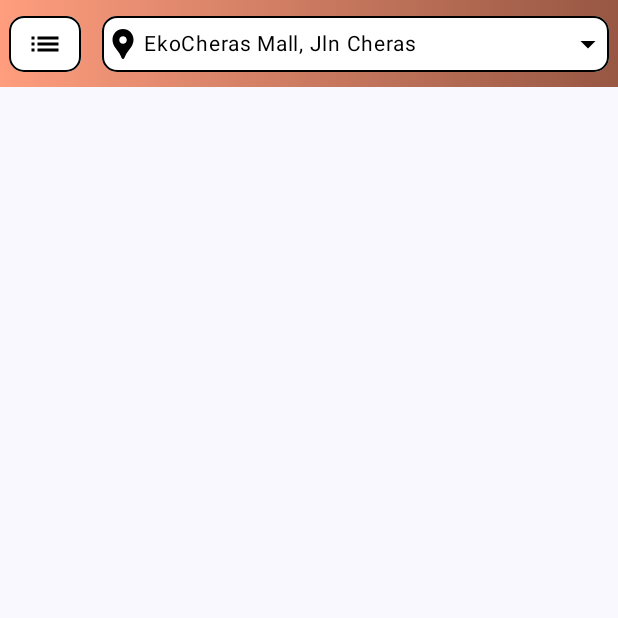
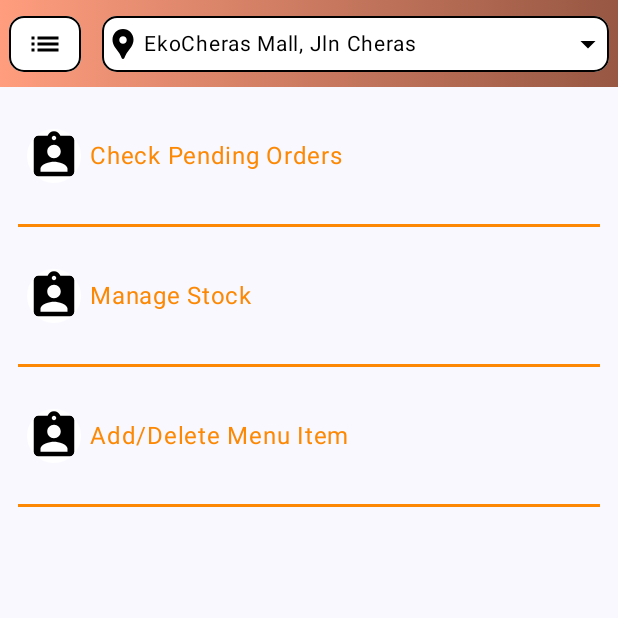
Before and after one commit to LexPolka/FastFeasts, an Android app built with Jetpack Compose: the StaffPage screen opened through its navigation route, on a phone screen of 412 x 824 dp, the top half of it. Run offline under Robolectric (Android 15) with nearby library versions, the phone set to English and light mode, and no system bars; pictures from the network do not load; 2 statements that could not run were skipped.

```diff
--- a/app/build.gradle.kts
+++ b/app/build.gradle.kts
@@ -77,7 +77,7 @@ dependencies {
     androidTestImplementation(libs.androidx.ui.test.junit4)
     debugImplementation(libs.androidx.ui.tooling)
     debugImplementation(libs.androidx.ui.test.manifest)
-    implementation("com.google.code.gson:gson:2.8.8")
+    implementation("com.google.code.gson:gson:2.10.1")
 
     //Room
     val room_version = "2.6.1"
--- a/app/src/main/java/com/example/a1/FastFeasts.kt
+++ b/app/src/main/java/com/example/a1/FastFeasts.kt
@@ -62,6 +62,11 @@ import com.example.a1.ui.ProfilePage
 import kotlinx.coroutines.CoroutineScope
 import kotlinx.coroutines.launch
 import androidx.appcompat.app.AppCompatDelegate
+import androidx.compose.foundation.border
+import androidx.compose.foundation.layout.fillMaxHeight
+import androidx.compose.material.icons.filled.ArrowBack
+import androidx.compose.material3.IconButtonDefaults
+import androidx.compose.ui.text.font.FontWeight
 import androidx.navigation.NavController
 import androidx.navigation.NavGraph.Companion.findStartDestination
 import androidx.navigation.navigation
@@ -71,13 +76,14 @@ import com.example.a1.data.profiledata.GlobalViewModel
 import com.example.a1.ui.CartUi
 import com.example.a1.ui.CustomizationScreen
 import com.example.a1.ui.DiningOptions
-import com.example.a1.ui.InvididualFoodPage
+import com.example.a1.ui.IndividualFoodPage
 import com.example.a1.ui.PaymentOptions
 import com.example.a1.ui.StaffPage
 import com.example.a1.ui.login.LoginScreen
 import com.example.a1.ui.login.SignUpScreen
 import com.example.a1.ui.login.PrivacyScreen
 import com.example.a1.ui.login.PolicyScreen
+import kotlinx.coroutines.delay
 
 //enum classes for navigation
 enum class FastFeastsScreen(@StringRes val title: Int) {
@@ -125,6 +131,10 @@ fun FastFeastsApp(
 
     val imageSize = 40.dp
     val imagePadding = 4.dp
+    val verticalPadding = 10.dp
+
+    val uiState by profileViewModel.uiState.collectAsState()
+    val globalVariables by globalViewModel.foodState.collectAsState()
 
     //NAVIGATION DRAWER NEEDS TO BE IN EVERY PAGE!!!!
     ModalNavigationDrawer(
@@ -140,7 +150,7 @@ fun FastFeastsApp(
                     //NAVIGATION SIDE BAR
                     //1 HOME
                     Row( modifier = Modifier
-                        .padding(bottom = 8.dp)
+                        .padding(vertical = verticalPadding)
                         .clickable {
                             scope.launch {
                                 if (drawerState.isOpen) drawerState.close() else drawerState.open()
@@ -168,7 +178,7 @@ fun FastFeastsApp(
                     Divider()
                     //2 PROFILE
                     Row( modifier = Modifier
-                        .padding(bottom = 8.dp)
+                        .padding(vertical = verticalPadding)
                         .clickable {
                             scope.launch {
                                 if (drawerState.isOpen) drawerState.close() else drawerState.open()
@@ -194,9 +204,38 @@ fun FastFeastsApp(
                         Text(text = "Profile", fontSize = 28.sp)
                     }
                     Divider()
-                    //3 LE CART
+                    //3 STAFF (not visible if user is User and Not Staff)
+                    //if (uiState.isStaff)
                     Row( modifier = Modifier
-                        .padding(bottom = 8.dp)
+                        .padding(vertical = verticalPadding)
+                        .clickable {
+                            scope.launch {
+                                if (drawerState.isOpen) drawerState.close() else drawerState.open()
+                            }
+                            navController.navigate(FastFeastsScreen.Staff.name)
+                        }
+                        .background(
+                            if (currentScreen == FastFeastsScreen.Staff) Color.Gray
+                            else
+                                Color.Transparent, shape = RoundedCornerShape(5.dp)
+                        )
+                        .fillMaxWidth()
+                    ) {
+                        Image(
+                            painter = painterResource(R.drawable.baseline_assignment_ind_24),
+                            contentDescription = "Staff",
+                            Modifier
+                                .size(imageSize)
+                                .padding(imagePadding)
+                                .clip(shape = CircleShape)
+                                .background(Color.White)
+                        )
+                        Text(text = "Staff", fontSize = 28.sp)
+                    }
+                    Divider()
+                    //4 LE CART
+                    Row( modifier = Modifier
+                        .padding(vertical = verticalPadding)
                         .clickable {
                             scope.launch {
                                 if (drawerState.isOpen) drawerState.close() else drawerState.open()
@@ -206,8 +245,7 @@ fun FastFeastsApp(
                         .background(
                             if (currentScreen == FastFeastsScreen.Cart) Color.Gray
                             else
-                                Color.Transparent
-                            , shape = RoundedCornerShape(5.dp)
+                                Color.Transparent, shape = RoundedCornerShape(5.dp)
                         )
                         .fillMaxWidth()
                     ) {
@@ -260,11 +298,10 @@ fun FastFeastsApp(
         //EDIT THIS PART TO IMPLEMENT YOUR PAGES/ACTIVITIES
         Scaffold(
             topBar = {
-                HeaderBar(scope, drawerState)
+                HeaderBar(globalViewModel, scope, drawerState)
             }
         ) { innerPadding ->
-            val uiState by profileViewModel.uiState.collectAsState()
-            val globalVariables by globalViewModel.foodState.collectAsState()
+
 
             //NAV HOST IS HERE =============================
             NavHost(
@@ -282,7 +319,7 @@ fun FastFeastsApp(
                     CartUi(cartViewModel, navController)
                 }
                 composable(route = FastFeastsScreen.IndividualFood.name) {
-                    InvididualFoodPage(cartViewModel, globalViewModel, navController)
+                    IndividualFoodPage(cartViewModel, globalViewModel, navController)
                 }
                 composable(route = FastFeastsScreen.DiningOptions.name) {
                     DiningOptions(navController)
@@ -379,11 +416,14 @@ fun NavController.navigateToSingleTop(route:String){
 }
 
 @Composable
-fun HeaderBar(scope : CoroutineScope, drawerState : DrawerState) {
+fun HeaderBar(globalViewModel : GlobalViewModel ,scope : CoroutineScope, drawerState : DrawerState) {
     //HEADER BAR CONTENT
     var expanded by remember { mutableStateOf(false) }
     var selectedIndex by remember { mutableIntStateOf(0) }
     val options = listOf("EkoCheras Mall, Jln Cheras", "Setapak Central, Jln Genting Klang", "VivaCity Mall, Jln Kuching", "1Utama, Lebuh Bandar Utama")
+
+    //SET RESTAURANT LOCATIONS
+    globalViewModel.setLocation(options[selectedIndex])
 
     val startColor = Color(0xFFFF9D7E)
     val endColor = Color(0xFF975743)
@@ -607,6 +647,69 @@ fun Footer()
     }
 }
 
+@Composable
+fun BackButton(navController : NavHostController){
+    val isDarkTheme = isSystemInDarkTheme()
+
+    //Screen settings
+    val configuration = LocalConfiguration.current
+    val screenWidth = configuration.screenWidthDp.dp
+    val backButtonWidth = screenWidth / 3
+
+    //toast handler
+    var isToastVisible by remember { mutableStateOf(false) }
+    if (isToastVisible) {
+        LaunchedEffect(Unit) {
+            delay(500) // Adjust the delay as needed
+            isToastVisible = false
+        }
+    }
+    //Back button handler
+    var isBackPressed by remember { mutableStateOf(false) }
+    if (isBackPressed) {
+        LaunchedEffect(Unit) {
+            delay(2000) // Adjust the delay as needed
+            isBackPressed = false
+        }
+    }
+
+    val universalPadding = 8.dp
+
+    Row {
+        IconButton(
+            colors = IconButtonDefaults.iconButtonColors(Color(0xFFFF9D7E)),
+            onClick = { if (!isBackPressed) {
+                navController.navigate(FastFeastsScreen.MainPage.name)
+                isBackPressed = true } },
+            modifier = Modifier
+                .border(
+                    3.5.dp,
+                    color = if (isDarkTheme) Color.White else Color(0xFFFDA6900),
+                    shape = RoundedCornerShape(20.dp)
+                )
+                .width(backButtonWidth)
+        ) {
+            Row(verticalAlignment = Alignment.CenterVertically) {
+                Icon(
+                    tint = Color.White,
+                    imageVector = Icons.Filled.ArrowBack,
+                    contentDescription = "Back Button",
+                    modifier = Modifier
+                        .fillMaxHeight()
+                        .padding(universalPadding)
+                )
+                Spacer(modifier = Modifier.weight(0.1f))
+                Text("Back",color = if (isDarkTheme) Color.White else Color.Black,
+                    fontSize = 18.sp,
+                    fontWeight = FontWeight.Bold,
+                    modifier = Modifier.padding(universalPadding)
+                )
+                Spacer(modifier = Modifier.weight(0.1f))
+            }
+        }
+    }
+}
+
 private fun sendEmail(context: Context){
     val emailToMail = "FastFeasts@gmail.com"
     //template intent for emailing
--- a/app/src/main/java/com/example/a1/data/globaldata/GlobalViewModel.kt
+++ b/app/src/main/java/com/example/a1/data/globaldata/GlobalViewModel.kt
@@ -1,5 +1,6 @@
 package com.example.a1.data.profiledata
 
+import androidx.compose.runtime.currentComposer
 import androidx.lifecycle.ViewModel
 import kotlinx.coroutines.flow.MutableStateFlow
 import kotlinx.coroutines.flow.StateFlow
@@ -12,9 +13,16 @@ data class IndividualFoodItem(
     val price : String = "", //use string cuz for int, just do .toInt()
 )
 
+data class RestaurantLocation(
+    val location : String = ""
+)
+
 class GlobalViewModel : ViewModel() {
     private val _foodState = MutableStateFlow(IndividualFoodItem())
     val foodState: StateFlow<IndividualFoodItem> = _foodState.asStateFlow()
+
+    private val _restaurant = MutableStateFlow(RestaurantLocation())
+    val restaurant: StateFlow<RestaurantLocation> = _restaurant.asStateFlow()
 
     //Setters
     fun setDisplayIndividualFood(image: Int, name : String, price : String)
@@ -23,4 +31,10 @@ class GlobalViewModel : ViewModel() {
             currentState.copy(name = name, price = price, image = image)
         }
     }
+
+    fun setLocation(location : String){
+        _restaurant.update { currentState ->
+            currentState.copy(location = location)
+        }
+    }
 }
--- /dev/null
+++ b/app/src/main/java/com/example/a1/ui/StaffPage.kt
@@ -0,0 +1,128 @@
+package com.example.a1.ui
+
+import androidx.compose.foundation.Image
+import androidx.compose.foundation.background
+import androidx.compose.foundation.isSystemInDarkTheme
+import androidx.compose.foundation.layout.Arrangement
+import androidx.compose.foundation.layout.Column
+import androidx.compose.foundation.layout.Row
+import androidx.compose.foundation.layout.Spacer
+import androidx.compose.foundation.layout.height
+import androidx.compose.foundation.layout.padding
+import androidx.compose.foundation.layout.size
+import androidx.compose.foundation.shape.CircleShape
+import androidx.compose.material3.Divider
+import androidx.compose.material3.Text
+import androidx.compose.runtime.Composable
+import androidx.compose.ui.Alignment
+import androidx.compose.ui.Modifier
+import androidx.compose.ui.draw.clip
+import androidx.compose.ui.graphics.Color
+import androidx.compose.ui.platform.LocalConfiguration
+import androidx.compose.ui.res.painterResource
+import androidx.compose.ui.unit.dp
+import androidx.compose.ui.unit.sp
+import androidx.navigation.NavHostController
+import com.example.a1.R
+
+@Composable
+fun StaffPage(navController : NavHostController){
+    val isDarkTheme = isSystemInDarkTheme()
+
+    //Screen settings
+    val configuration = LocalConfiguration.current
+    val screenWidth = configuration.screenWidthDp.dp
+    val screenHeight = configuration.screenHeightDp.dp
+    val componentHeight = screenHeight / 9
+
+    val imageSize = 48.dp
+    val textSize = 16.sp
+    val linePadding = 12.dp
+
+    Column {
+        //Look at Orders
+        Row(
+            verticalAlignment = Alignment.CenterVertically,
+            horizontalArrangement = Arrangement.Center,
+            modifier = androidx.compose.ui.Modifier
+                .height(componentHeight)
+                .padding(linePadding)
+        ) {
+            Image(
+                painter = painterResource(R.drawable.baseline_assignment_ind_24), contentDescription = "Name",
+                Modifier
+                    .size(imageSize)
+                    .padding(6.dp)
+                    .clip(shape = CircleShape)
+                    .background(Color.White)
+            )
+
+            Text(text = "Check Pending Orders", color = Color(0xFFFC8803))
+
+            Spacer(modifier = Modifier.weight(1f))
+        }
+
+        Divider(
+            thickness = 2.dp,
+            color = Color(0xFFFC8803),
+            modifier = Modifier.padding(horizontal = linePadding)
+        )
+
+        //Look at Stocks
+        Row(
+            verticalAlignment = Alignment.CenterVertically,
+            horizontalArrangement = Arrangement.Center,
+            modifier = Modifier
+                .height(componentHeight)
+                .padding(linePadding)
+        ) {
+            Image(
+                painter = painterResource(R.drawable.baseline_assignment_ind_24), contentDescription = "Name",
+                Modifier
+                    .size(imageSize)
+                    .padding(6.dp)
+                    .clip(shape = CircleShape)
+                    .background(Color.White)
+            )
+
+            Text(text = "Manage Stock", color = Color(0xFFFC8803))
+
+            Spacer(modifier = Modifier.weight(1f))
+        }
+
+        Divider(
+            thickness = 2.dp,
+            color = Color(0xFFFC8803),
+            modifier = Modifier.padding(horizontal = linePadding)
+        )
+
+        //Add Individual Items
+        Row(
+            verticalAlignment = Alignment.CenterVertically,
+            horizontalArrangement = Arrangement.Center,
+            modifier = Modifier
+                .height(componentHeight)
+                .padding(linePadding)
+        ) {
+            Image(
+                painter = painterResource(R.drawable.baseline_assignment_ind_24), contentDescription = "Name",
+                Modifier
+                    .size(imageSize)
+                    .padding(6.dp)
+                    .clip(shape = CircleShape)
+                    .background(Color.White)
+            )
+
+            Text(text = "Add/Delete Menu Item", color = Color(0xFFFC8803))
+
+            Spacer(modifier = Modifier.weight(1f))
+        }
+
+        Divider(
+            thickness = 2.dp,
+            color = Color(0xFFFC8803),
+            modifier = Modifier.padding(horizontal = linePadding)
+        )
+    }
+
+}
--- /dev/null
+++ b/app/src/main/res/drawable/baseline_assignment_ind_24.xml
@@ -0,0 +1,5 @@
+<vector xmlns:android="http://schemas.android.com/apk/res/android" android:height="24dp" android:tint="#000000" android:viewportHeight="24" android:viewportWidth="24" android:width="24dp">
+
+    <path android:fillColor="@android:color/white" android:pathData="M19,3h-4.18C14.4,1.84 13.3,1 12,1c-1.3,0 -2.4,0.84 -2.82,2L5,3c-1.1,0 -2,0.9 -2,2v14c0,1.1 0.9,2 2,2h14c1.1,0 2,-0.9 2,-2L21,5c0,-1.1 -0.9,-2 -2,-2zM12,3c0.55,0 1,0.45 1,1s-0.45,1 -1,1 -1,-0.45 -1,-1 0.45,-1 1,-1zM12,7c1.66,0 3,1.34 3,3s-1.34,3 -3,3 -3,-1.34 -3,-3 1.34,-3 3,-3zM18,19L6,19v-1.4c0,-2 4,-3.1 6,-3.1s6,1.1 6,3.1L18,19z"/>
+
+</vector>
```
Also changed, not shown: app/src/main/java/com/example/a1/ui/IndividualFood.kt (renamed from app/src/main/java/com/example/a1/ui/FoodItemPage.kt, +15 -44 lines), app/src/main/java/com/example/a1/ui/ProfilePage.kt (+12 -12 lines), app/src/main/java/com/example/a1/ui/Staff.kt (deleted, +0 -10 lines).
